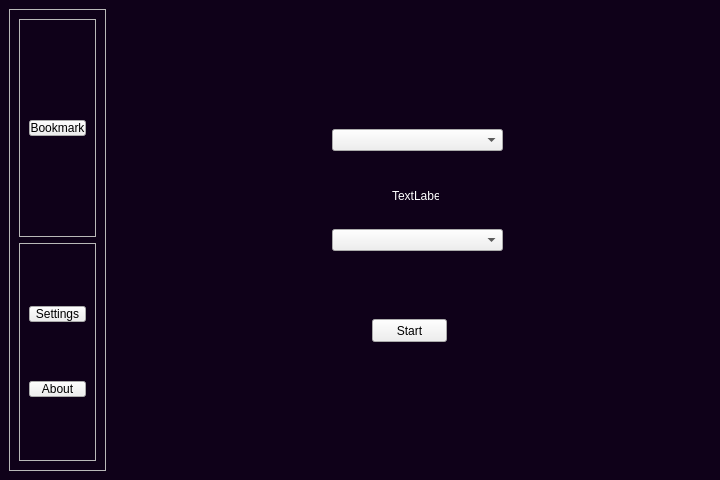
VxyX/OcrJpKanjiLearning, file src/gui/main.ui: the form before one commit.
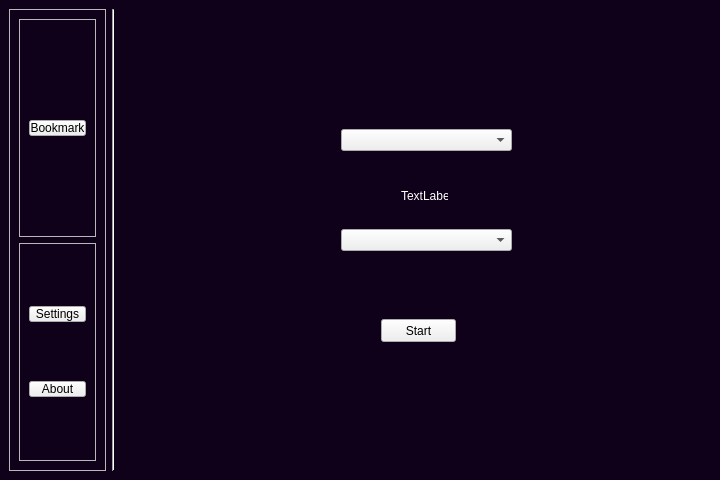
The form after the commit.

```diff
--- a/src/gui/main.ui
+++ b/src/gui/main.ui
@@ -35,7 +35,10 @@
 #centralwidget{
 	background-color : #0f0119
 }
-</string>
+
+.Spacer{
+	background-color : white;
+}</string>
   </property>
   <widget class="QWidget" name="centralwidget">
    <layout class="QHBoxLayout" name="horizontalLayout">
@@ -120,6 +123,22 @@
       </layout>
      </widget>
     </item>
+    <item>
+     <widget class="Line" name="line">
+      <property name="minimumSize">
+       <size>
+        <width>3</width>
+        <height>0</height>
+       </size>
+      </property>
+      <property name="frameShadow">
+       <enum>QFrame::Sunken</enum>
+      </property>
+      <property name="orientation">
+       <enum>Qt::Vertical</enum>
+      </property>
+     </widget>
+    </item>
     <item>
      <widget class="QWidget" name="widget_2" native="true">
       <property name="sizePolicy">
```
